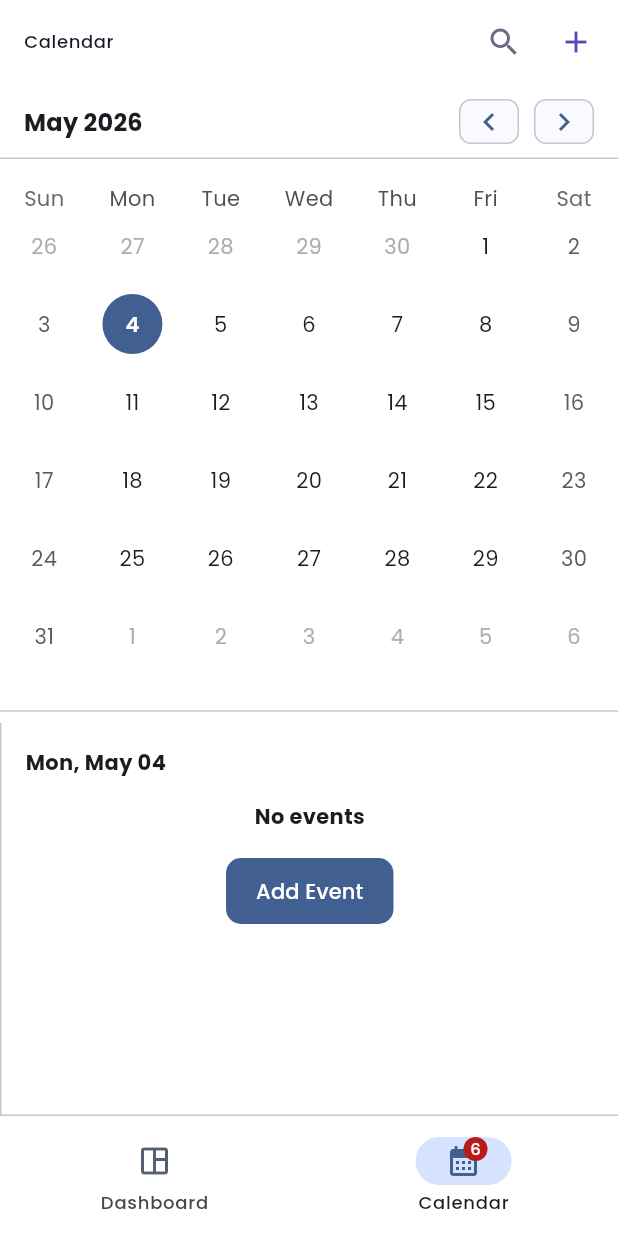
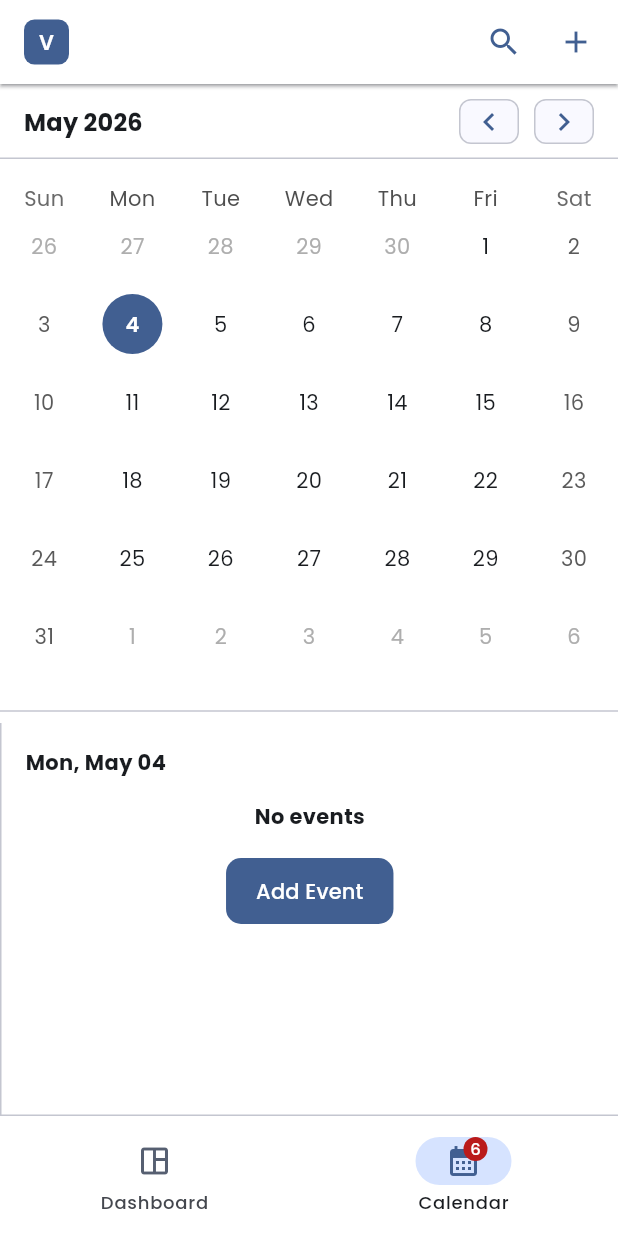
Before and after one commit to ramaaryasuta/task_management, a Flutter app: the screen it shows after launch, item 2 of the bottom bar chosen, on a phone screen of 412 x 824 dp. Run offline on Flutter 3.47's test engine with Material 3 defaults, Android fonts, the phone set to English and light mode, and no system bars; drawn by our look-alikes of table_calendar; our stand-ins replace equatable, firebase_core, flutter_bloc, go_router, google_fonts; missing offline and left inert: flex_color_picker; accounts and stored records are empty; statements that could not run were skipped.

Commit message:
feat (sidebar) : fix mobile view

```diff
--- /dev/null
+++ b/lib/components/app_logo.dart
@@ -0,0 +1,28 @@
+import 'package:flutter/material.dart';
+
+import '../core/extensions/color_theme_extension.dart';
+
+class AppLogo extends StatelessWidget {
+  const AppLogo({super.key});
+
+  @override
+  Widget build(BuildContext context) {
+    return Container(
+      width: 30,
+      height: 30,
+      decoration: BoxDecoration(
+        color: context.primaryColor,
+        borderRadius: BorderRadius.circular(7),
+      ),
+      alignment: Alignment.center,
+      child: const Text(
+        'V',
+        style: TextStyle(
+          color: Colors.white,
+          fontSize: 14,
+          fontWeight: FontWeight.w600,
+        ),
+      ),
+    );
+  }
+}
--- a/lib/core/layouts/models/navbar_item.dart
+++ b/lib/core/layouts/models/navbar_item.dart
@@ -5,11 +5,13 @@ class NavItem {
   final IconData icon;
   final IconData iconSelected;
   final int? badgeCount;
+  final String? badgeTooltip;
 
   const NavItem({
     required this.label,
     required this.icon,
     required this.iconSelected,
     this.badgeCount,
+    this.badgeTooltip,
   });
 }
--- a/lib/core/layouts/widgets/mobile_appbar.dart
+++ b/lib/core/layouts/widgets/mobile_appbar.dart
@@ -1,20 +1,10 @@
 import 'package:flutter/material.dart';
 
-import '../../extensions/text_theme_extension.dart';
-
-const kPrimary = Color(0xFF534AB7);
-const kPrimaryLight = Color(0xFFEEEDFE);
-const kPrimaryDark = Color(0xFF3C3489);
-const kSurface = Color(0xFFF8F7FC);
-const kBorder = Color(0xFFE8E6F0);
-const kTextPrimary = Color(0xFF1A1825);
-const kTextSecondary = Color(0xFF6E6A85);
-const kTextTertiary = Color(0xFFADABBF);
+import '../../../components/app_logo.dart';
+import '../../extensions/color_theme_extension.dart';
 
 class MobileAppBar extends StatelessWidget implements PreferredSizeWidget {
-  final String title;
-
-  const MobileAppBar({super.key, required this.title});
+  const MobileAppBar({super.key});
 
   @override
   Size get preferredSize => const Size.fromHeight(56);
@@ -24,24 +14,18 @@ class MobileAppBar extends StatelessWidget implements PreferredSizeWidget {
     return AppBar(
       backgroundColor: Colors.white,
       surfaceTintColor: Colors.transparent,
-      elevation: 0,
+      elevation: 1,
       scrolledUnderElevation: 1,
-      shadowColor: kBorder,
+      shadowColor: context.outlineColor,
       titleSpacing: 16,
-      title: Text(
-        title,
-        style: context.bodySmallTextStyle!.copyWith(
-          fontWeight: FontWeight.w500,
-          color: kTextPrimary,
-        ),
-      ),
+      title: const AppLogo(),
       actions: [
         IconButton(
-          icon: const Icon(Icons.search, color: kTextSecondary),
+          icon: Icon(Icons.search, color: context.primaryColor),
           onPressed: () {},
         ),
         IconButton(
-          icon: const Icon(Icons.add, color: kPrimary),
+          icon: Icon(Icons.add, color: context.primaryColor),
           onPressed: () {},
         ),
         const SizedBox(width: 4),
```
Also changed, not shown: lib/core/layouts/base_layout.dart (+13 -20 lines).
